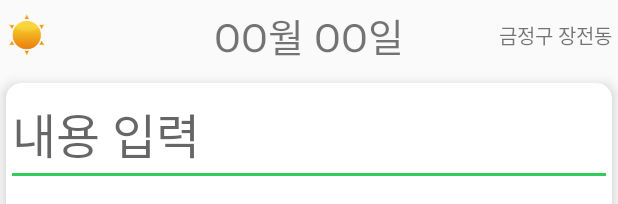
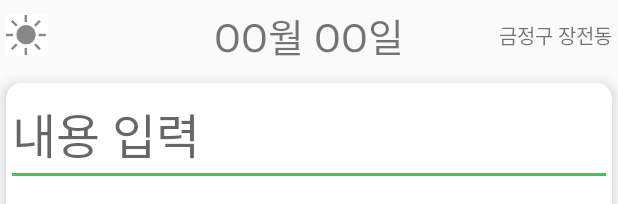
Before and after one commit to ejr7778/2020Diary, an Android app: the layout fragment2.xml on its own in the app's theme, with its tools: preview values and no code run, on a phone screen of 412 x 824 dp. Shown: the top 204 px of the screen. Run offline under Robolectric (Android 15) with nearby library versions, the phone set to English and light mode, and no system bars; plain views replace RangeSliderView.

Commit message:
Add files via upload
made icons more intuitive, changed layout

```diff
--- a/KidsDiary/app/src/main/res/layout/fragment1.xml
+++ b/KidsDiary/app/src/main/res/layout/fragment1.xml
@@ -6,7 +6,7 @@
     android:layout_height="match_parent"
     android:layout_marginBottom="60dp"
     android:orientation="vertical"
-    tools:context=".Fragment1">
+    tools:context="org.techtown.diary.Fragment1">
 
     <RelativeLayout
         android:layout_width="match_parent"
--- a/KidsDiary/app/src/main/res/layout/fragment2.xml
+++ b/KidsDiary/app/src/main/res/layout/fragment2.xml
@@ -4,7 +4,7 @@
     xmlns:app="http://schemas.android.com/apk/res-auto"
     android:layout_width="match_parent"
     android:layout_height="match_parent"
-    tools:context=".Fragment1">
+    tools:context="org.techtown.diary.Fragment1">
 
     <RelativeLayout
         android:id="@+id/topLayout"
--- a/KidsDiary/app/src/main/res/values/styles.xml
+++ b/KidsDiary/app/src/main/res/values/styles.xml
@@ -8,8 +8,4 @@
         <item name="colorAccent">@color/colorAccent</item>
     </style>
 
-    <style name="SplashTheme" parent="Theme.AppCompat.NoActionBar">
-        <item name="android:windowBackground">@drawable/splash_background</item>
-    </style>
-
 </resources>
```
Also changed, not shown: KidsDiary/app/src/main/res/drawable/appicon.png, KidsDiary/app/src/main/res/drawable/applogo.png, KidsDiary/app/src/main/res/drawable/noimagefound.jpg, KidsDiary/app/src/main/res/drawable/weather_1.png, KidsDiary/app/src/main/res/drawable/weather_2.png, KidsDiary/app/src/main/res/drawable/weather_3.png, KidsDiary/app/src/main/res/drawable/weather_4.png, KidsDiary/app/src/main/res/drawable/weather_5.png, KidsDiary/app/src/main/res/drawable/weather_6.png, KidsDiary/app/src/main/res/drawable/weather_7.png, 1 other file.
